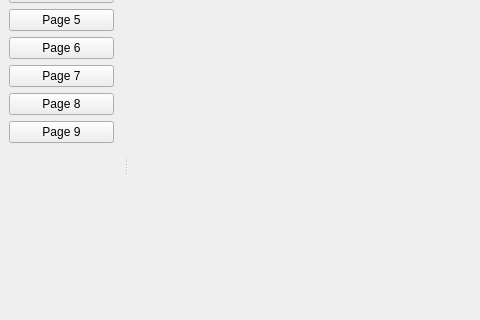
Above: pages/mainwindow.ui from Romaisaa/CV-Toolbox before the change; both pictures show x 0 to 480 and y 131 to 451 of the 951 by 613 pixel window. Below: the same form after it.
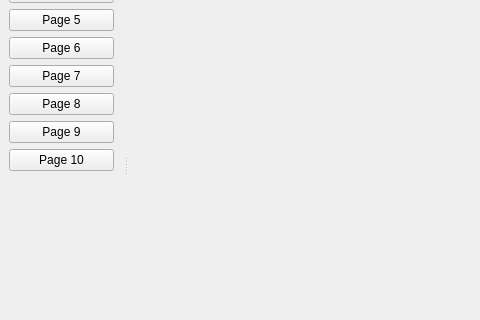
That is the form after the change.

```diff
--- a/pages/mainwindow.ui
+++ b/pages/mainwindow.ui
@@ -114,6 +114,13 @@
        </property>
       </widget>
      </item>
+     <item>
+      <widget class="QPushButton" name="pushButton_10">
+       <property name="text">
+        <string>Page 10</string>
+       </property>
+      </widget>
+     </item>
      <item>
       <spacer name="verticalSpacer">
        <property name="orientation">
```
